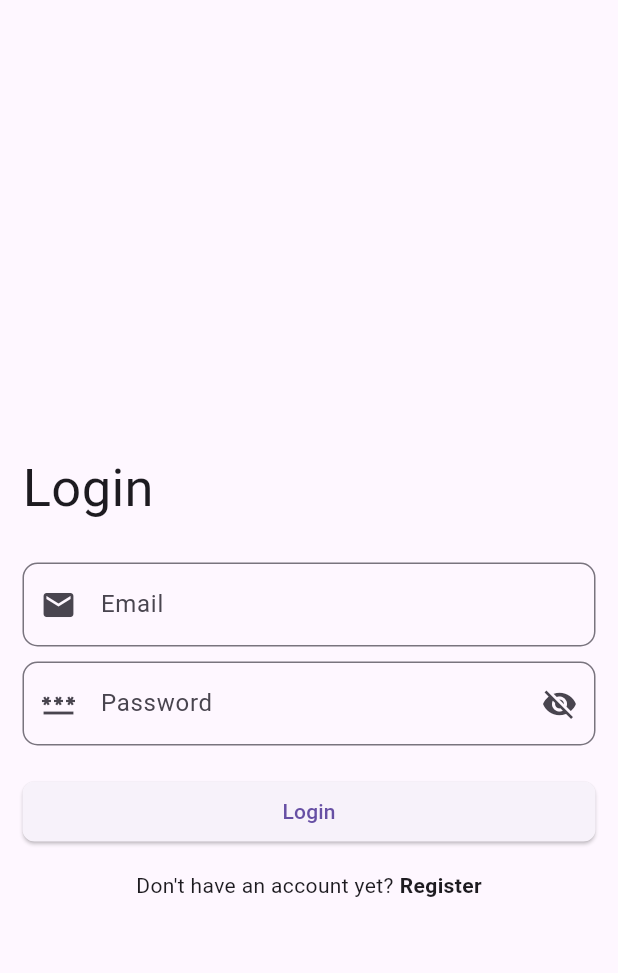
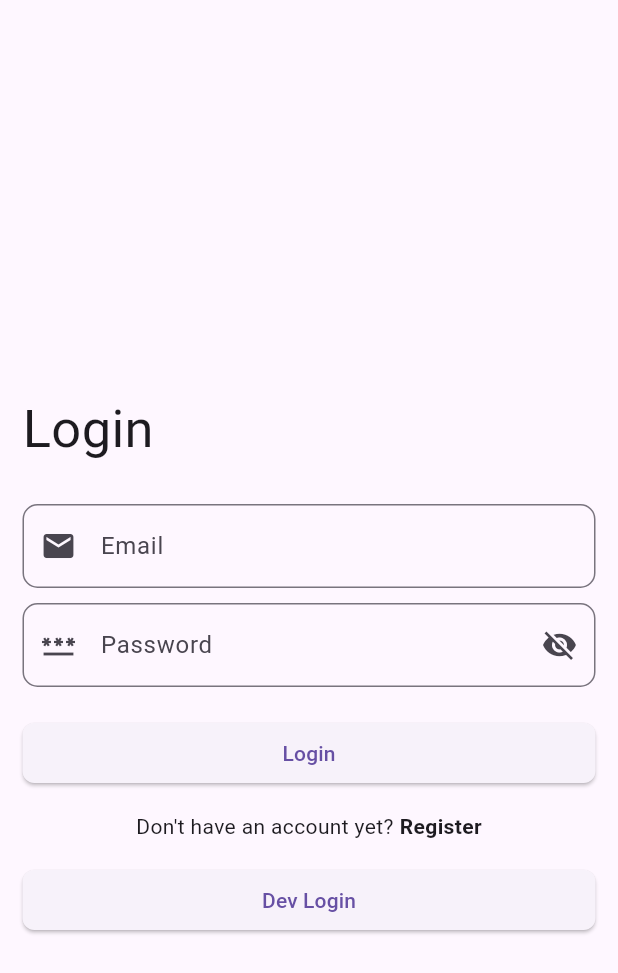
Before and after one commit to padjal/park-and-fly-mobile-client, a Flutter app: the screen it shows after launch, on a phone screen of 412 x 824 dp. Shown: the top 973 px of the screen. Run offline on Flutter 3.47's test engine with Material 3 defaults, Android fonts, the phone set to English and light mode, and no system bars; our stand-ins replace carousel_slider, flutter_hooks, flutter_riverpod, go_router, hooks_riverpod, permission_handler; missing offline and left inert: flutter_osm_plugin.

Commit message:
Add dev login
Added dev login button to skip server connection

```diff
--- a/src/lib/ui/views/login_view.dart
+++ b/src/lib/ui/views/login_view.dart
@@ -132,7 +132,20 @@ class LoginView extends HookConsumerWidget {
                           onTap: () => context.go('/login/register'),
                         )
                       ],
-                    )
+                    ),
+                    Padding(
+                      padding: const EdgeInsets.symmetric(vertical: 15.0),
+                      child: ElevatedButton(
+                        onPressed: () {
+                          context.go('/parkings');
+                        },
+                        child: const Text('Dev Login'),
+                        style: ElevatedButton.styleFrom(
+                          shape: RoundedRectangleBorder(
+                              borderRadius: BorderRadius.circular(8.0)),
+                        ),
+                      ),
+                    ),
                   ],
                 )
               : CircularProgressIndicator(),
--- a/src/lib/ui/views/registration_view.dart
+++ b/src/lib/ui/views/registration_view.dart
@@ -58,7 +58,7 @@ class RegistrationView extends HookConsumerWidget{
                         context.go('/parkings');
                       }else{
                         isBusy.value = false;
-                        ScaffoldMessenger.of(context).showSnackBar(SnackBar(content: Text('Could not log in')));
+                        ScaffoldMessenger.of(context).showSnackBar(SnackBar(content: Text('Could not register')));
                       }
                     },
                     child: const Text('Register'),
```
Also changed, not shown: src/lib/data/repositories/auth_repository.dart (+13 -2 lines).
